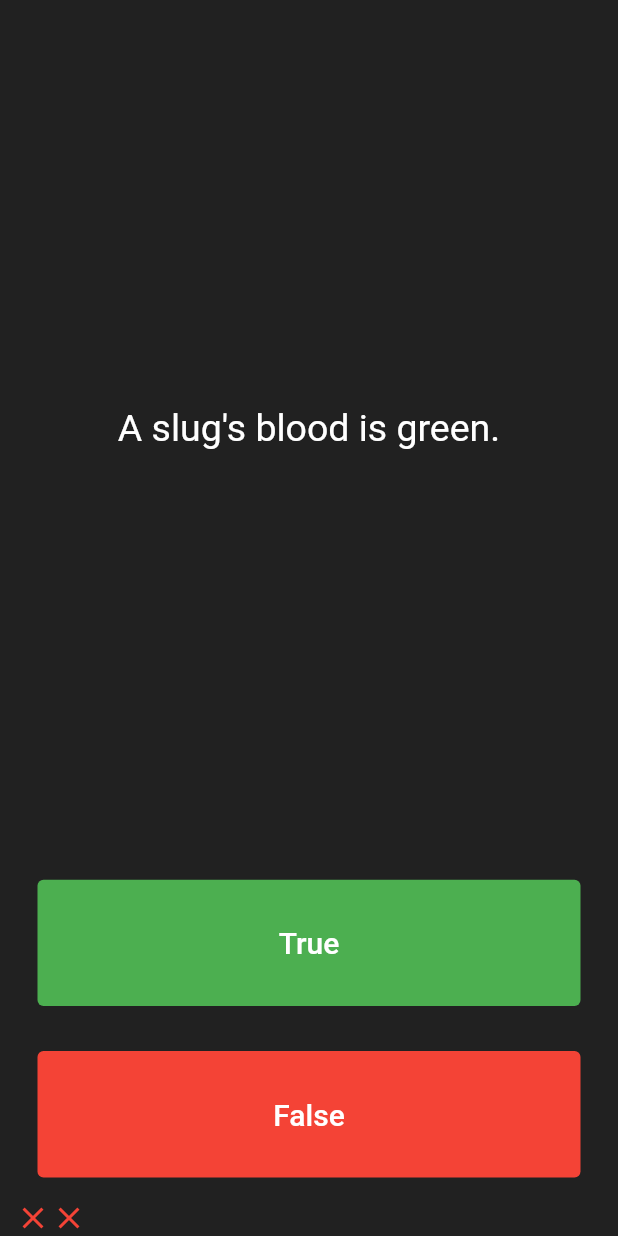
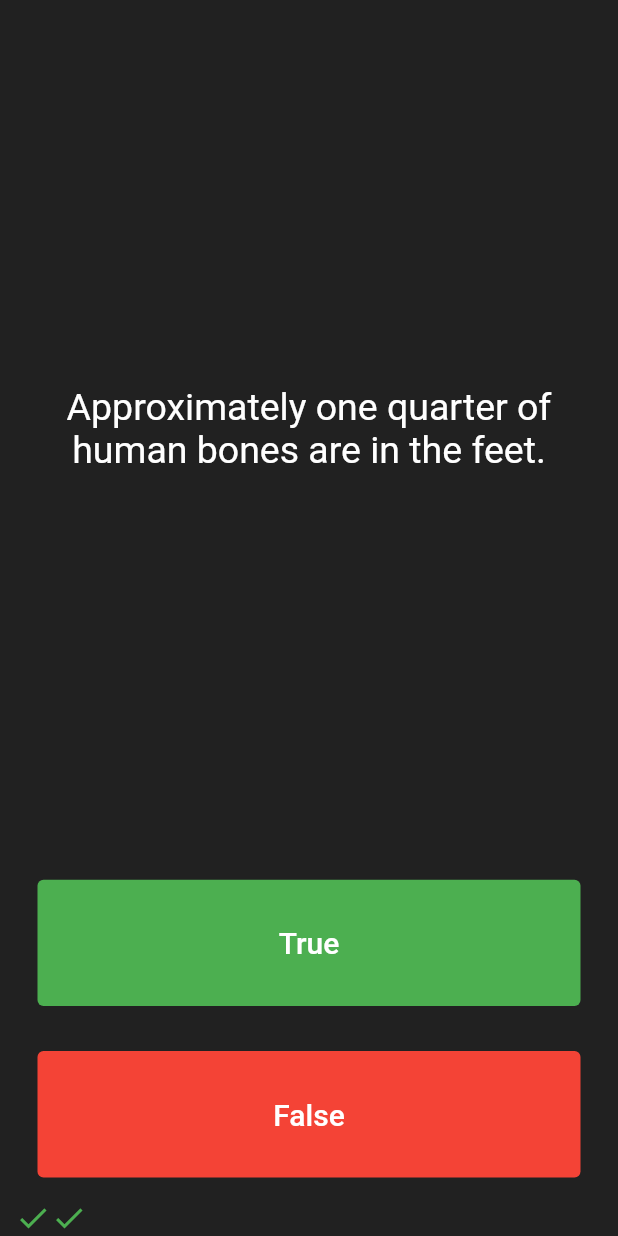
Before and after one commit to EDD-3/quizzler_flutter_practice, a Flutter app: the screen it shows after launch, after a tap on "True", after a tap on "False", on a phone screen of 412 x 824 dp. Run offline on Flutter 3.47's test engine with Material 2 defaults, Android fonts, the phone set to English and light mode, and no system bars.

Commit message:
Refactored quizz brain code using encapsulation

```diff
--- a/lib/main.dart
+++ b/lib/main.dart
@@ -1,6 +1,7 @@
 import 'package:flutter/material.dart';
-import 'question.dart';
+import 'quizz_brain.dart';
 
+QuizzBrain quizzBrain = QuizzBrain();
 void main() => runApp(Quizzler());
 
 class Quizzler extends StatelessWidget {
@@ -26,21 +27,19 @@ class QuizPage extends StatefulWidget {
 }
 
 class _QuizPageState extends State<QuizPage> {
-  List<Icon> scoreKeeper = [];
-  List<Question> questions = [
-    Question('You can lead a cow down stairs but not up stairs.', false),
-    Question('Approximately one quarter of human bones are in the feet.', true),
-    Question('A slug\'s blood is green.', true)
-  ];
-  int questionNumber = 0;
   static const Color trueColor = Colors.green;
   static const Color falseColor = Colors.red;
   static const Color defaultTextColor = Colors.white;
 
-  void addScore({IconData? icon, Color? color}) {
+  void checkAnswer({bool? userPickedAnswer}) {
+    bool correctAnswer = quizzBrain.getCorrectAnswer();
     setState(() {
-      questionNumber++;
-      scoreKeeper.add(Icon(icon, color: color));
+      quizzBrain.nextQuestion();
+      if (userPickedAnswer == correctAnswer) {
+        quizzBrain.addScore(Icons.check, trueColor);
+      } else {
+        quizzBrain.addScore(Icons.close, falseColor);
+      }
     });
   }
 
@@ -56,7 +55,7 @@ class _QuizPageState extends State<QuizPage> {
             padding: EdgeInsets.all(10.0),
             child: Center(
               child: Text(
-                questions[questionNumber].text,
+                quizzBrain.getQuestionText(),
                 textAlign: TextAlign.center,
                 style: TextStyle(
                   fontSize: 25.0,
@@ -81,14 +80,7 @@ class _QuizPageState extends State<QuizPage> {
                 ),
               ),
               onPressed: () {
-                bool correctAnswer = questions[questionNumber].answer;
-
-                if (correctAnswer == true) {
-                  addScore(icon: Icons.check, color: trueColor);
-                } else {
-                  addScore(icon: Icons.close, color: falseColor);
-                }
-
+                checkAnswer(userPickedAnswer: true);
                 //The user picked true.
               },
             ),
@@ -107,20 +99,14 @@ class _QuizPageState extends State<QuizPage> {
                 ),
               ),
               onPressed: () {
-                bool correctAnswer = questions[questionNumber].answer;
-
-                if (correctAnswer == false) {
-                  addScore(icon: Icons.check, color: trueColor);
-                } else {
-                  addScore(icon: Icons.close, color: falseColor);
-                }
+                checkAnswer(userPickedAnswer: false);
                 //The user picked false.
               },
             ),
           ),
         ),
         Row(
-          children: scoreKeeper,
+          children: quizzBrain.getScore(),
         )
       ],
     );
--- a/lib/quizz_brain.dart
+++ b/lib/quizz_brain.dart
@@ -0,0 +1,65 @@
+import 'package:flutter/cupertino.dart';
+
+import 'question.dart';
+
+class QuizzBrain {
+  int _questionNumber = 0;
+  List<Question> _questions = [
+    Question('Some cats are actually allergic to humans', true),
+    Question('You can lead a cow down stairs but not up stairs.', false),
+    Question('Approximately one quarter of human bones are in the feet.', true),
+    Question('A slug\'s blood is green.', true),
+    Question('Buzz Aldrin\'s mother\'s maiden name was \"Moon\".', true),
+    Question('It is illegal to pee in the Ocean in Portugal.', true),
+    Question(
+        'No piece of square dry paper can be folded in half more than 7 times.',
+        false),
+    Question(
+        'In London, UK, if you happen to die in the House of Parliament, you are technically entitled to a state funeral, because the building is considered too sacred a place.',
+        true),
+    Question(
+        'The loudest sound produced by any animal is 188 decibels. That animal is the African Elephant.',
+        false),
+    Question(
+        'The total surface area of two human lungs is approximately 70 square metres.',
+        true),
+    Question('Google was originally called \"Backrub\".', true),
+    Question(
+        'Chocolate affects a dog\'s heart and nervous system; a few ounces are enough to kill a small dog.',
+        true),
+    Question(
+        'In West Virginia, USA, if you accidentally hit an animal with your car, you are free to take it home to eat.',
+        true),
+  ];
+
+  List<Icon> _scoreKeeper = [];
+
+  void nextQuestion() {
+    if (_questionNumber < _questions.length - 1) {
+      _questionNumber++;
+    }
+  }
+
+  String getQuestionText() {
+    return _questions[_questionNumber].text;
+  }
+
+  bool getCorrectAnswer() {
+    return _questions[_questionNumber].answer;
+  }
+
+  List<Icon> getScore() {
+    return _scoreKeeper;
+  }
+
+  void addScore(IconData icon, Color color) {
+    if (_questionNumber < _questions.length - 1) {
+      _scoreKeeper.add(
+        Icon(
+          icon,
+          color: color,
+        ),
+      );
+    }
+  }
+}
```
